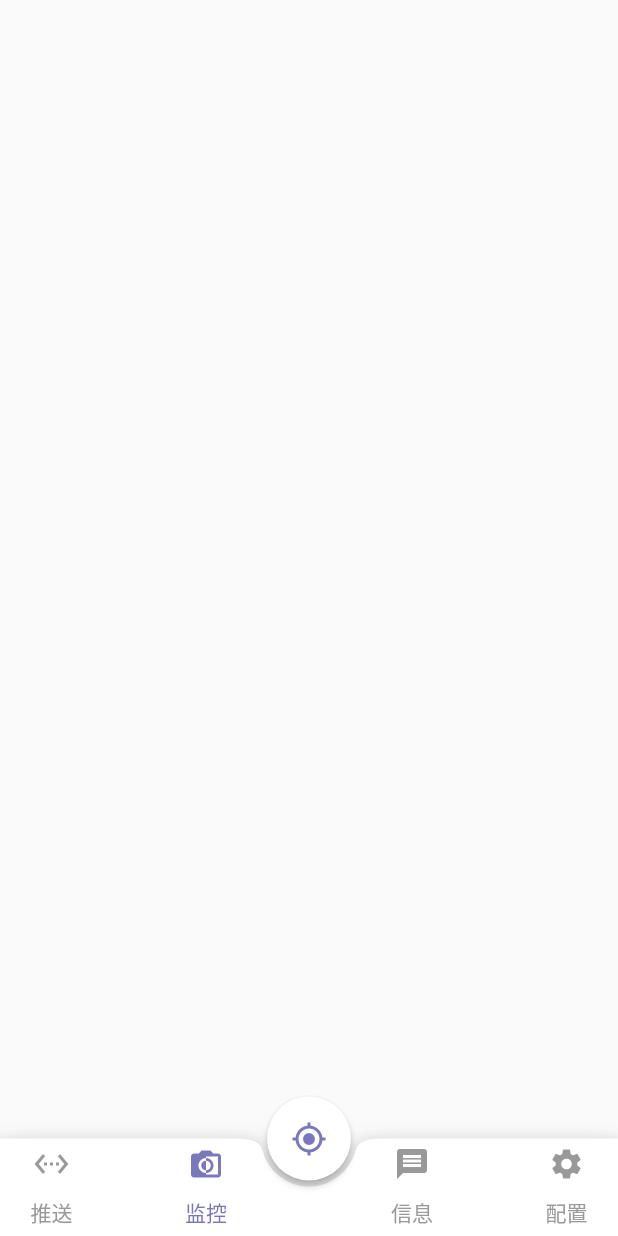
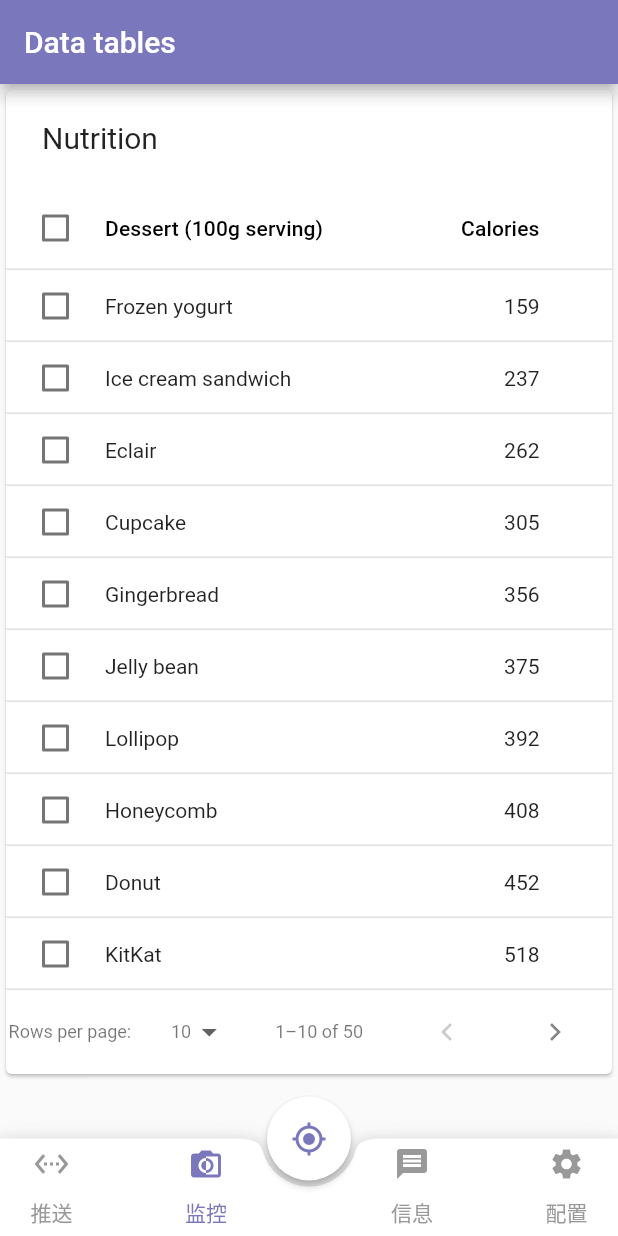
Before and after one commit to Madisoon/message_server_flutter, a Flutter app: the HomePage screen opened directly, item 2 of the bottom bar chosen, on a phone screen of 412 x 824 dp. Run offline on Flutter 3.47's test engine with Material 2 defaults, Android fonts, the light colour scheme and no system bars; our stand-ins replace charts_flutter, flare_flutter, shared_preferences; accounts and stored records are empty; network calls fail.

Commit message:
添加表格相关的组件

```diff
--- a/lib/pages/HomePage.dart
+++ b/lib/pages/HomePage.dart
@@ -1,16 +1,14 @@
 import 'package:flutter/material.dart';
 import 'package:flutter/cupertino.dart';
 import '../constants/CommonConstant.dart';
-import './MessagePostPage.dart';
-import './MessageMonitorPage.dart';
 import './InformationPage.dart';
 import './SystemNoticePage.dart';
 import './PersonInformationPage.dart';
 import './SystemSettingPage.dart';
 import './SystemConfigurationPage.dart';
 import './InformationStatisticsPage.dart';
-import '../SearchManager.dart';
 import '../utils/CommonDataUtils.dart';
+import '../utils/Dessert.dart';
 
 class HomePage extends StatefulWidget {
   HomePage({Key key, this.title}) : super(key: key);
@@ -31,19 +29,22 @@ class HomePage extends StatefulWidget {
 }
 
 class _HomePageState extends State<HomePage> {
+  // 上次点击时间
+  DateTime _lastPressedAt;
+
   int tabIndex = 0;
   Color color;
   String nickName = "";
-  String email = "";
+  String phone = "";
 
   List<Map> listOperation = CommonConstant.listOperation;
 
   List<Map> mainMenu = CommonConstant.mainMenu;
   var bodyHome;
   var pages = <Widget>[
-    new MessagePostPage(),
-    new MessageMonitorPage(),
     new InformationPage(),
+    new DataTableDemo(),
+    new DataTableDemo(),
     new SystemConfigurationPage()
   ];
 
@@ -53,7 +54,7 @@ class _HomePageState extends State<HomePage> {
     CommonDataUtils.getSysUser().then((sysUser) {
       setState(() {
         nickName = sysUser.nickName;
-        email = sysUser.email;
+        phone = sysUser.phone;
       });
     });
   }
@@ -120,7 +121,7 @@ class _HomePageState extends State<HomePage> {
           style: TextStyle(fontWeight: FontWeight.w600, fontSize: 18),
         ),
         accountEmail: new Text(
-          email,
+          phone,
           style: TextStyle(fontWeight: FontWeight.w600),
         ),
         currentAccountPicture: new CircleAvatar(
@@ -213,7 +214,8 @@ class _HomePageState extends State<HomePage> {
       children: pages,
       index: tabIndex,
     );
-    return Scaffold(
+    return new WillPopScope(
+      child: Scaffold(
           floatingActionButton: new FloatingActionButton(
             backgroundColor: Colors.white,
             elevation: 2.0,
@@ -231,7 +233,8 @@ class _HomePageState extends State<HomePage> {
             ),
           ),
           body: bodyHome,
-        floatingActionButtonLocation: FloatingActionButtonLocation.centerDocked,
+          floatingActionButtonLocation:
+              FloatingActionButtonLocation.centerDocked,
           bottomNavigationBar: new Container(
             decoration: new BoxDecoration(
                 //设置子控件背后的装饰
@@ -254,6 +257,16 @@ class _HomePageState extends State<HomePage> {
               shape: CircularNotchedRectangle(),
               color: Colors.white,
             ),
-        ));
+          )),
+      onWillPop: () async {
+        if (_lastPressedAt == null ||
+            DateTime.now().difference(_lastPressedAt) > Duration(seconds: 1)) {
+          //两次点击间隔超过1秒则重新计时
+          _lastPressedAt = DateTime.now();
+          return false;
+        }
+        return true;
+      },
+    );
   }
 }
--- a/lib/utils/CommonDataUtils.dart
+++ b/lib/utils/CommonDataUtils.dart
@@ -56,14 +56,16 @@ class CommonDataUtils {
   static Future<SysUser> saveSysUser(Map data) async {
     if (data != null) {
       SharedPreferences preferences = await SharedPreferences.getInstance();
-      num id = data['id'];
-      String account = data['userAccount'];
-      String nickName = data['userNickname'];
-      String phone = data['userPhone'];
-      String email = data['userEmail'];
+//      num id = data['id'];
+      num id = 1;
+      String account = data['user_loginname'];
+      String nickName = data['user_name'];
+      String phone = data['user_phone'];
+      String email = data['user_dep'];
       String birth = data['userBirth'];
-      num sex = data['userSex'];
-      String gmtCreate = data['gmtCreate'];
+//      num sex = data['user_status'];
+      num sex = 1;
+      String gmtCreate = data['user_createtime'];
       preferences
         ..setInt(SP_USER_ID, id)
         ..setString(SP_USER_ACCOUNT, account)
@@ -72,7 +74,8 @@ class CommonDataUtils {
         ..setString(SP_USER_EMAIL, email)
         ..setString(SP_USER_BIRTH, birth)
         ..setInt(SP_USER_SEX, sex)
-        ..setString(SP_USER_GMT_CREATE, gmtCreate);
+        ..setString(SP_USER_GMT_CREATE, gmtCreate)
+        ..setBool("LOGIN_SUCCESS", true);
       SysUser sysUser = new SysUser();
       sysUser
         ..id = id
--- /dev/null
+++ b/lib/utils/Dessert.dart
@@ -0,0 +1,224 @@
+import 'package:flutter/material.dart';
+import 'package:flutter/rendering.dart';
+
+class Dessert {
+  Dessert(this.name, this.calories, this.fat, this.carbs, this.protein, this.sodium, this.calcium, this.iron);
+  final String name;
+  final int calories;
+  final double fat;
+  final int carbs;
+  final double protein;
+  final int sodium;
+  final int calcium;
+  final int iron;
+
+  bool selected = false;
+}
+
+class DessertDataSource extends DataTableSource {
+  final List<Dessert> _desserts = <Dessert>[
+    Dessert('Frozen yogurt',                        159,  6.0,  24,  4.0,  87, 14,  1),
+    Dessert('Ice cream sandwich',                   237,  9.0,  37,  4.3, 129,  8,  1),
+    Dessert('Eclair',                               262, 16.0,  24,  6.0, 337,  6,  7),
+    Dessert('Cupcake',                              305,  3.7,  67,  4.3, 413,  3,  8),
+    Dessert('Gingerbread',                          356, 16.0,  49,  3.9, 327,  7, 16),
+    Dessert('Jelly bean',                           375,  0.0,  94,  0.0,  50,  0,  0),
+    Dessert('Lollipop',                             392,  0.2,  98,  0.0,  38,  0,  2),
+    Dessert('Honeycomb',                            408,  3.2,  87,  6.5, 562,  0, 45),
+    Dessert('Donut',                                452, 25.0,  51,  4.9, 326,  2, 22),
+    Dessert('KitKat',                               518, 26.0,  65,  7.0,  54, 12,  6),
+
+    Dessert('Frozen yogurt with sugar',             168,  6.0,  26,  4.0,  87, 14,  1),
+    Dessert('Ice cream sandwich with sugar',        246,  9.0,  39,  4.3, 129,  8,  1),
+    Dessert('Eclair with sugar',                    271, 16.0,  26,  6.0, 337,  6,  7),
+    Dessert('Cupcake with sugar',                   314,  3.7,  69,  4.3, 413,  3,  8),
+    Dessert('Gingerbread with sugar',               345, 16.0,  51,  3.9, 327,  7, 16),
+    Dessert('Jelly bean with sugar',                364,  0.0,  96,  0.0,  50,  0,  0),
+    Dessert('Lollipop with sugar',                  401,  0.2, 100,  0.0,  38,  0,  2),
+    Dessert('Honeycomb with sugar',                 417,  3.2,  89,  6.5, 562,  0, 45),
+    Dessert('Donut with sugar',                     461, 25.0,  53,  4.9, 326,  2, 22),
+    Dessert('KitKat with sugar',                    527, 26.0,  67,  7.0,  54, 12,  6),
+
+    Dessert('Frozen yogurt with honey',             223,  6.0,  36,  4.0,  87, 14,  1),
+    Dessert('Ice cream sandwich with honey',        301,  9.0,  49,  4.3, 129,  8,  1),
+    Dessert('Eclair with honey',                    326, 16.0,  36,  6.0, 337,  6,  7),
+    Dessert('Cupcake with honey',                   369,  3.7,  79,  4.3, 413,  3,  8),
+    Dessert('Gingerbread with honey',               420, 16.0,  61,  3.9, 327,  7, 16),
+    Dessert('Jelly bean with honey',                439,  0.0, 106,  0.0,  50,  0,  0),
+    Dessert('Lollipop with honey',                  456,  0.2, 110,  0.0,  38,  0,  2),
+    Dessert('Honeycomb with honey',                 472,  3.2,  99,  6.5, 562,  0, 45),
+    Dessert('Donut with honey',                     516, 25.0,  63,  4.9, 326,  2, 22),
+    Dessert('KitKat with honey',                    582, 26.0,  77,  7.0,  54, 12,  6),
+
+    Dessert('Frozen yogurt with milk',              262,  8.4,  36, 12.0, 194, 44,  1),
+    Dessert('Ice cream sandwich with milk',         339, 11.4,  49, 12.3, 236, 38,  1),
+    Dessert('Eclair with milk',                     365, 18.4,  36, 14.0, 444, 36,  7),
+    Dessert('Cupcake with milk',                    408,  6.1,  79, 12.3, 520, 33,  8),
+    Dessert('Gingerbread with milk',                459, 18.4,  61, 11.9, 434, 37, 16),
+    Dessert('Jelly bean with milk',                 478,  2.4, 106,  8.0, 157, 30,  0),
+    Dessert('Lollipop with milk',                   495,  2.6, 110,  8.0, 145, 30,  2),
+    Dessert('Honeycomb with milk',                  511,  5.6,  99, 14.5, 669, 30, 45),
+    Dessert('Donut with milk',                      555, 27.4,  63, 12.9, 433, 32, 22),
+    Dessert('KitKat with milk',                     621, 28.4,  77, 15.0, 161, 42,  6),
+
+    Dessert('Coconut slice and frozen yogurt',      318, 21.0,  31,  5.5,  96, 14,  7),
+    Dessert('Coconut slice and ice cream sandwich', 396, 24.0,  44,  5.8, 138,  8,  7),
+    Dessert('Coconut slice and eclair',             421, 31.0,  31,  7.5, 346,  6, 13),
+    Dessert('Coconut slice and cupcake',            464, 18.7,  74,  5.8, 422,  3, 14),
+    Dessert('Coconut slice and gingerbread',        515, 31.0,  56,  5.4, 316,  7, 22),
+    Dessert('Coconut slice and jelly bean',         534, 15.0, 101,  1.5,  59,  0,  6),
+    Dessert('Coconut slice and lollipop',           551, 15.2, 105,  1.5,  47,  0,  8),
+    Dessert('Coconut slice and honeycomb',          567, 18.2,  94,  8.0, 571,  0, 51),
+    Dessert('Coconut slice and donut',              611, 40.0,  58,  6.4, 335,  2, 28),
+    Dessert('Coconut slice and KitKat',             677, 41.0,  72,  8.5,  63, 12, 12),
+  ];
+
+  void _sort<T>(Comparable<T> getField(Dessert d), bool ascending) {
+    _desserts.sort((Dessert a, Dessert b) {
+      if (!ascending) {
+        final Dessert c = a;
+        a = b;
+        b = c;
+      }
+      final Comparable<T> aValue = getField(a);
+      final Comparable<T> bValue = getField(b);
+      return Comparable.compare(aValue, bValue);
+    });
+    notifyListeners();
+  }
+
+  int _selectedCount = 0;
+
+  @override
+  DataRow getRow(int index) {
+    assert(index >= 0);
+    if (index >= _desserts.length)
+      return null;
+    final Dessert dessert = _desserts[index];
+    return DataRow.byIndex(
+      index: index,
+      selected: dessert.selected,
+      onSelectChanged: (bool value) {
+        if (dessert.selected != value) {
+          _selectedCount += value ? 1 : -1;
+          assert(_selectedCount >= 0);
+          dessert.selected = value;
+          notifyListeners();
+        }
+      },
+      cells: <DataCell>[
+        DataCell(Text('${dessert.name}')),
+        DataCell(Text('${dessert.calories}')),
+        DataCell(Text('${dessert.fat.toStringAsFixed(1)}')),
+        DataCell(Text('${dessert.carbs}')),
+        DataCell(Text('${dessert.protein.toStringAsFixed(1)}')),
+        DataCell(Text('${dessert.sodium}')),
+        DataCell(Text('${dessert.calcium}%')),
+        DataCell(Text('${dessert.iron}%')),
+      ],
+    );
+  }
+
+  @override
+  int get rowCount => _desserts.length;
+
+  @override
+  bool get isRowCountApproximate => false;
+
+  @override
+  int get selectedRowCount => _selectedCount;
+
+  void _selectAll(bool checked) {
+    for (Dessert dessert in _desserts)
+      dessert.selected = checked;
+    _selectedCount = checked ? _desserts.length : 0;
+    notifyListeners();
+  }
+}
+
+class DataTableDemo extends StatefulWidget {
+  static const String routeName = '/material/data-table';
+
+  @override
+  _DataTableDemoState createState() => _DataTableDemoState();
+}
+
+class _DataTableDemoState extends State<DataTableDemo> {
+  int _rowsPerPage = PaginatedDataTable.defaultRowsPerPage;
+  int _sortColumnIndex;
+  bool _sortAscending = true;
+  final DessertDataSource _dessertsDataSource = DessertDataSource();
+
+  void _sort<T>(Comparable<T> getField(Dessert d), int columnIndex, bool ascending) {
+    _dessertsDataSource._sort<T>(getField, ascending);
+    setState(() {
+      _sortColumnIndex = columnIndex;
+      _sortAscending = ascending;
+    });
+  }
+
+  @override
+  Widget build(BuildContext context) {
+    return Scaffold(
+      appBar: AppBar(
+        title: const Text('Data tables'),
+      ),
+      body: ListView(
+        children: <Widget>[
+          PaginatedDataTable(
+            header: const Text('Nutrition'),
+            rowsPerPage: _rowsPerPage,
+            onRowsPerPageChanged: (int value) { setState(() { _rowsPerPage = value; }); },
+            sortColumnIndex: _sortColumnIndex,
+            sortAscending: _sortAscending,
+            onSelectAll: _dessertsDataSource._selectAll,
+            columns: <DataColumn>[
+              DataColumn(
+                label: const Text('Dessert (100g serving)'),
+                onSort: (int columnIndex, bool ascending) => _sort<String>((Dessert d) => d.name, columnIndex, ascending),
+              ),
+              DataColumn(
+                label: const Text('Calories'),
+                tooltip: 'The total amount of food energy in the given serving size.',
+                numeric: true,
+                onSort: (int columnIndex, bool ascending) => _sort<num>((Dessert d) => d.calories, columnIndex, ascending),
+              ),
+              DataColumn(
+                label: const Text('Fat (g)'),
+                numeric: true,
+                onSort: (int columnIndex, bool ascending) => _sort<num>((Dessert d) => d.fat, columnIndex, ascending),
+              ),
+              DataColumn(
+                label: const Text('Carbs (g)'),
+                numeric: true,
+                onSort: (int columnIndex, bool ascending) => _sort<num>((Dessert d) => d.carbs, columnIndex, ascending),
+              ),
+              DataColumn(
+                label: const Text('Protein (g)'),
+                numeric: true,
+                onSort: (int columnIndex, bool ascending) => _sort<num>((Dessert d) => d.protein, columnIndex, ascending),
+              ),
+              DataColumn(
+                label: const Text('Sodium (mg)'),
+                numeric: true,
+                onSort: (int columnIndex, bool ascending) => _sort<num>((Dessert d) => d.sodium, columnIndex, ascending),
+              ),
+              DataColumn(
+                label: const Text('Calcium (%)'),
+                tooltip: 'The amount of calcium as a percentage of the recommended daily amount.',
+                numeric: true,
+                onSort: (int columnIndex, bool ascending) => _sort<num>((Dessert d) => d.calcium, columnIndex, ascending),
+              ),
+              DataColumn(
+                label: const Text('Iron (%)'),
+                numeric: true,
+                onSort: (int columnIndex, bool ascending) => _sort<num>((Dessert d) => d.iron, columnIndex, ascending),
+              ),
+            ],
+            source: _dessertsDataSource,
+          ),
+        ],
+      ),
+    );
+  }
+}
```
Also changed, not shown: lib/entity/SysInformation.dart (added, +22 -0 lines), lib/pages/DifferentTypeInformation.dart (added, +150 -0 lines), lib/pages/InformationPage.dart (+36 -14 lines), lib/pages/LoginPage.dart (+12 -19 lines), lib/pages/MessageMonitorPage.dart (+6 -1 lines), lib/pages/MessagePostPage.dart (+4 -17 lines), lib/pages/TransitionPage.dart (+2 -10 lines), lib/utils/InformationDataSource.dart (added, +74 -0 lines). Lines whose indentation alone changed are shown as unchanged.
